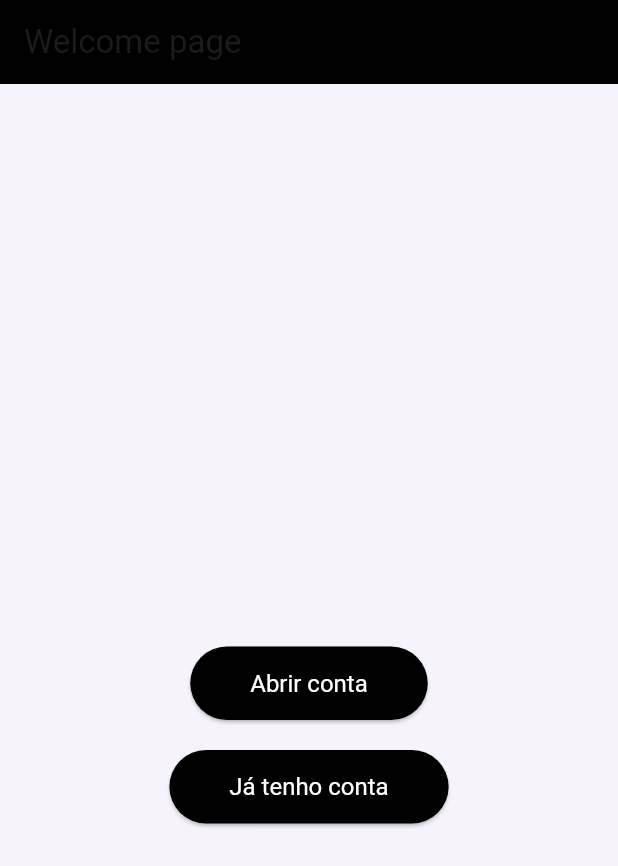
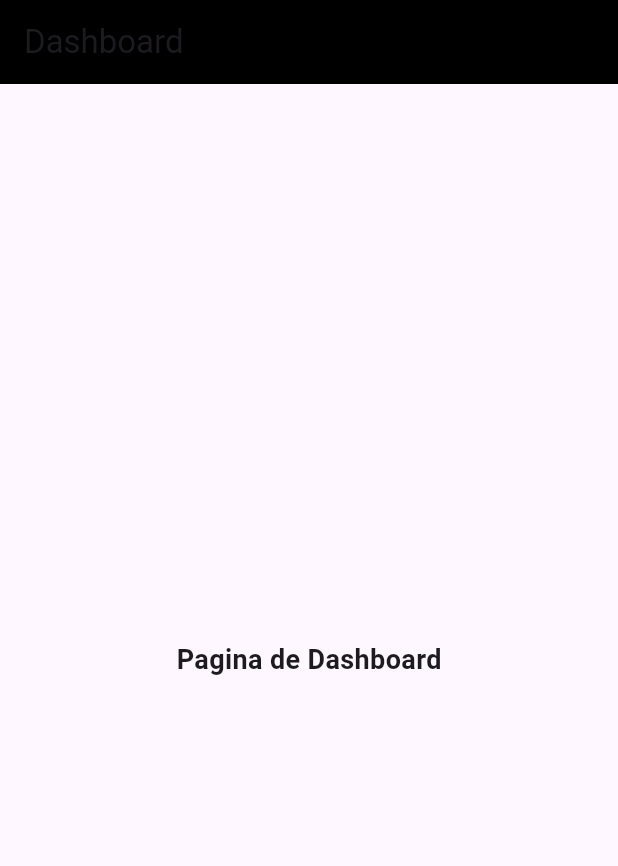
Before and after one commit to CarolBastos/tech_challenge_fase3, a Flutter app: the screen it shows after launch, on a phone screen of 412 x 824 dp. Shown: the top 866 px of the screen. Run offline on Flutter 3.47's test engine with Material 3 defaults, Android fonts, the phone set to English and light mode, and no system bars; our stand-ins replace firebase_core; accounts and stored records are empty.

Commit message:
adicionando novas paginas

```diff
--- a/lib/main.dart
+++ b/lib/main.dart
@@ -1,6 +1,7 @@
 import 'package:firebase_core/firebase_core.dart';
 import 'package:flutter/material.dart';
 import 'routes.dart';
+import 'screens/dashboard_screen.dart';
 import 'screens/welcome_screen.dart';
 
 void main() async {
@@ -16,8 +17,11 @@ class MyApp extends StatelessWidget {
   Widget build(BuildContext context) {
     return MaterialApp(
       title: 'ByteBank',
-      initialRoute: Routes.welcome,
-      routes: {Routes.welcome: (context) => const WelcomeScreen()},
+      initialRoute: Routes.dashboard,
+      routes: {
+        Routes.welcome: (context) => const WelcomeScreen(),
+        Routes.dashboard: (context) => const DashboardScreen(),
+      },
     );
   }
 }
--- /dev/null
+++ b/lib/screens/dashboard_screen.dart
@@ -0,0 +1,26 @@
+import 'package:flutter/material.dart';
+
+class DashboardScreen extends StatefulWidget {
+  const DashboardScreen({Key? key}) : super(key: key);
+
+  @override
+  State<DashboardScreen> createState() => _DashboardScreenState();
+}
+
+class _DashboardScreenState extends State<DashboardScreen> {
+  @override
+  Widget build(BuildContext context) {
+    return Scaffold(
+      appBar: AppBar(
+        title: const Text('Dashboard'),
+        backgroundColor: Colors.black,
+      ),
+      body: const Center(
+        child: Text(
+          'Pagina de Dashboard',
+          style: TextStyle(fontSize: 18, fontWeight: FontWeight.bold),
+        ),
+      ),
+    );
+  }
+}
```
Also changed, not shown: lib/screens/login_screen.dart (added, +23 -0 lines), lib/screens/register_screen.dart (added, +26 -0 lines).
